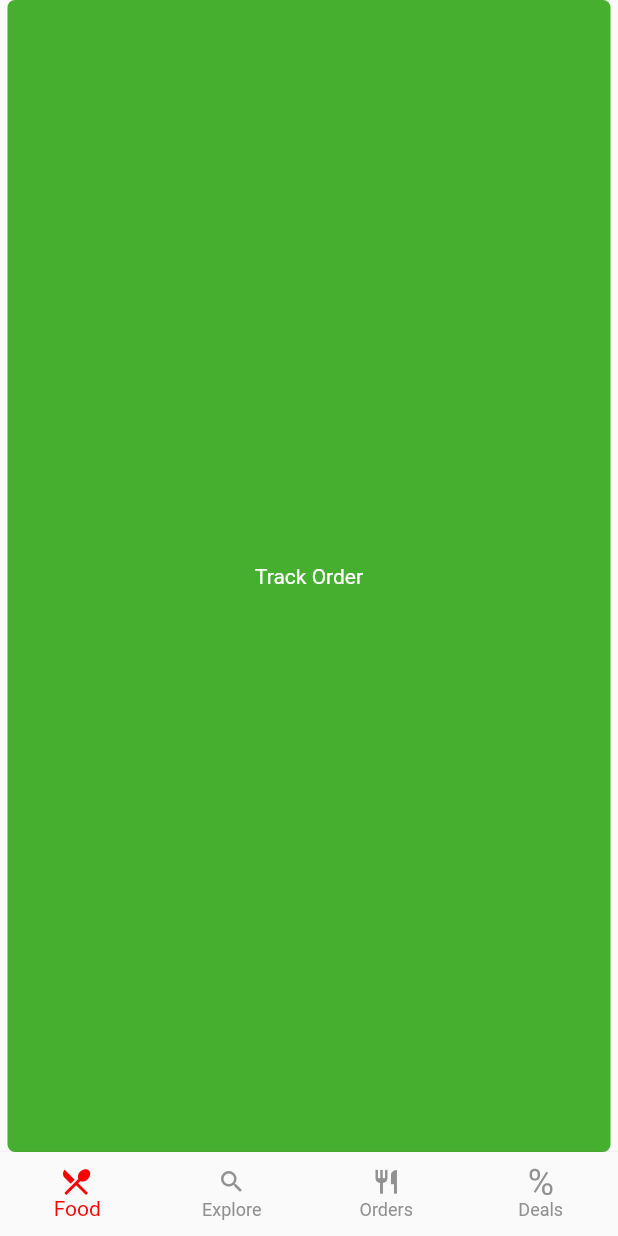
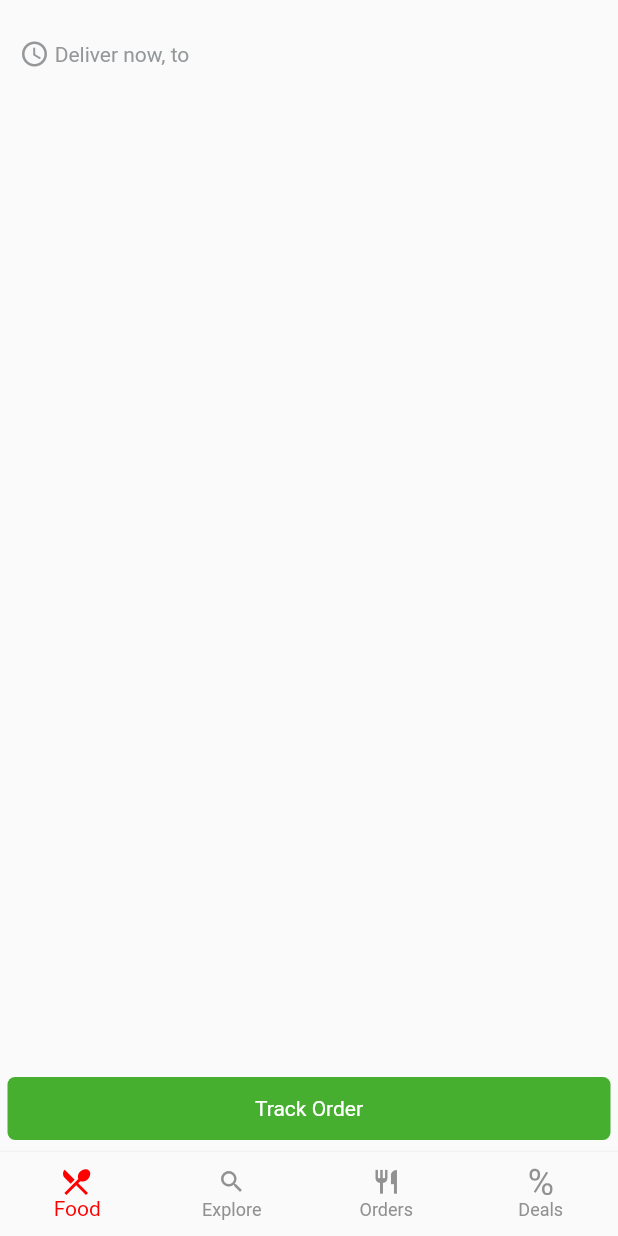
Before and after one commit to Donkelv/cokitchen-screens, a Flutter app: the screen it shows after launch, on a phone screen of 412 x 824 dp. Run offline on Flutter 3.47's test engine with Material 2 defaults, Android fonts, the phone set to English and light mode, and no system bars; our stand-ins replace flutter_svg, google_fonts.

Commit message:
started creating the top home widgets

```diff
--- a/lib/home/home.dart
+++ b/lib/home/home.dart
@@ -117,8 +117,35 @@
     Size size = MediaQuery.of(context).size;
     return Scaffold(
       backgroundColor: Colors.transparent,
-      body: Stack(
+      body: SafeArea(
+        child: Stack(
           children: [
+
+            Padding(
+              padding: const EdgeInsets.symmetric(vertical: 26.0, horizontal: 13.0,),
+              child: Column(
+                mainAxisAlignment: MainAxisAlignment.start,
+                //crossAxisAlignment: CrossAxisAlignment.baseline,
+                children: [
+                  Row(
+                    mainAxisAlignment: MainAxisAlignment.start,
+                    //crossAxisAlignment: CrossAxisAlignment.baseline,
+                    //textBaseline: TextBaseline.alphabetic,
+
+                    children: <Widget>[
+                      Icon(Icons.schedule, color: Color(0xff95989A), size: 20.0,),
+                      Text(" Deliver now, to",  style: TextStyle(color: Color(0xff95989A), fontSize: 14.0,),),
+                    ]
+                  ),
+                  Row(
+                    children:[
+
+                    ]
+                  ),
+                ],
+              ),
+            ),
+            //LIFO
             Align(
               alignment: Alignment.bottomCenter,
               child: Padding(
@@ -126,29 +153,24 @@
                 child: Container(
                   color: Colors.transparent,
                   width: size.width,
+                  height: 50.0,
 
+                  child: Padding(
+                    padding: const EdgeInsets.only(bottom: 8.0),
                     child: Material(
                       color: Color(0xff47AF30),
                       borderRadius: BorderRadius.all(Radius.circular(5.0),),
                       child: Center(
-                    child: Padding(
-                      padding: EdgeInsets.symmetric(vertical: 12.0),
                         child: Text("Track Order", style: TextStyle(color: Colors.white),),
-                    ),
                       ),
 
                     ),
                   ),
+                ),
               )
             ),
-          Column(
-            mainAxisAlignment: MainAxisAlignment.start,
-            crossAxisAlignment: CrossAxisAlignment.baseline,
-            children: [
-
           ],
         ),
-        ],
       ),
     );
   }
```
Lines whose indentation alone changed are shown as unchanged.
